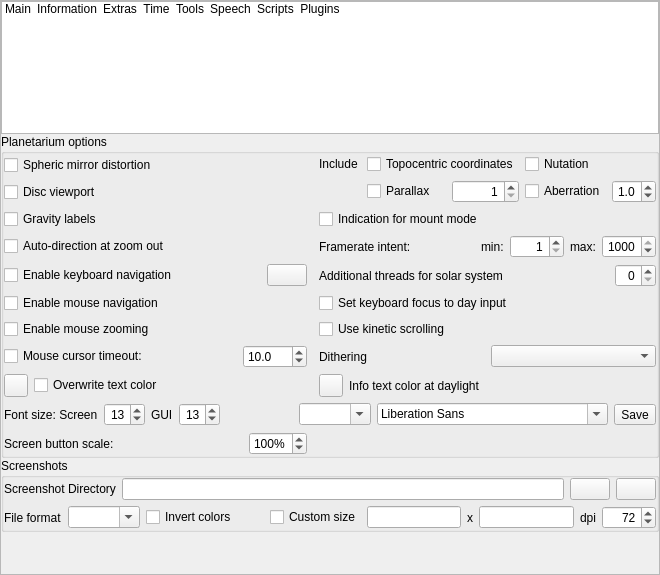
Above: src/gui/configurationDialog.ui from Stellarium/stellarium before the change. Below: the same form after it.
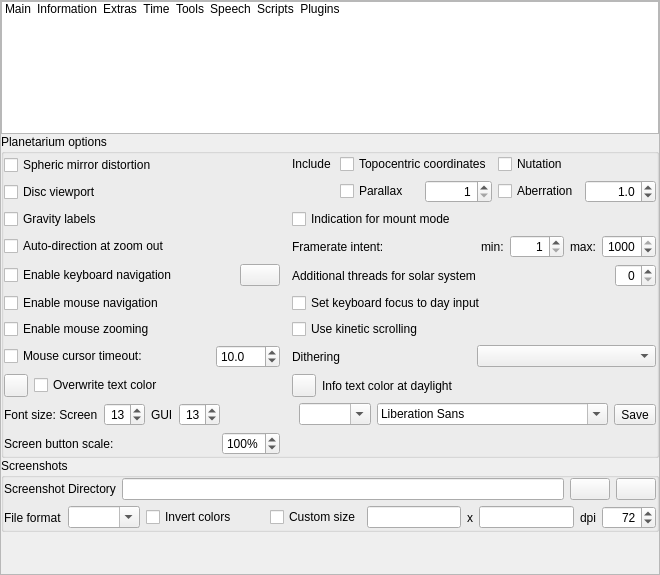
That is the form after the change. The open tabs and pages were chosen to show the change. Icons and pictures are not drawn. Custom widgets are drawn as their Qt base class.

Patch:
```diff
--- a/src/gui/configurationDialog.ui
+++ b/src/gui/configurationDialog.ui
@@ -2306,7 +2306,7 @@
                     <number>1</number>
                    </property>
                    <property name="maximum">
-                    <double>5.000000000000000</double>
+                    <double>10000.000000000000000</double>
                    </property>
                    <property name="singleStep">
                     <double>0.100000000000000</double>
```
